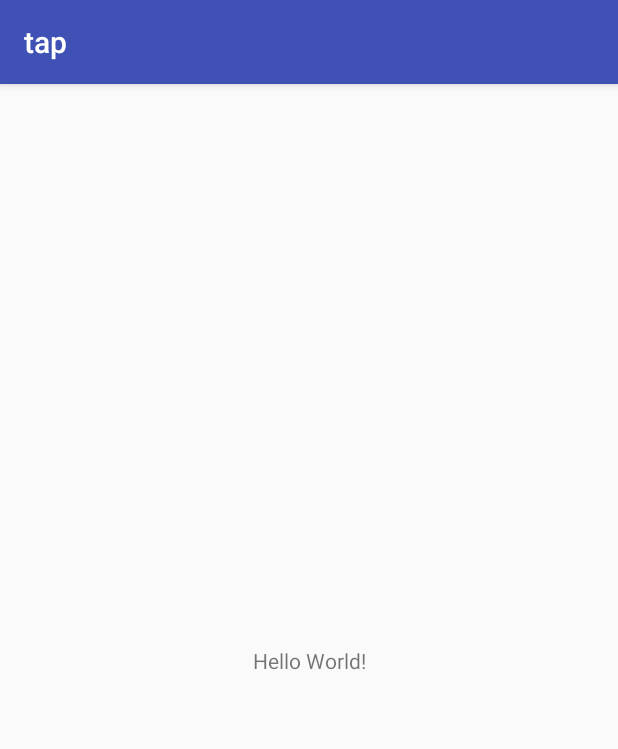
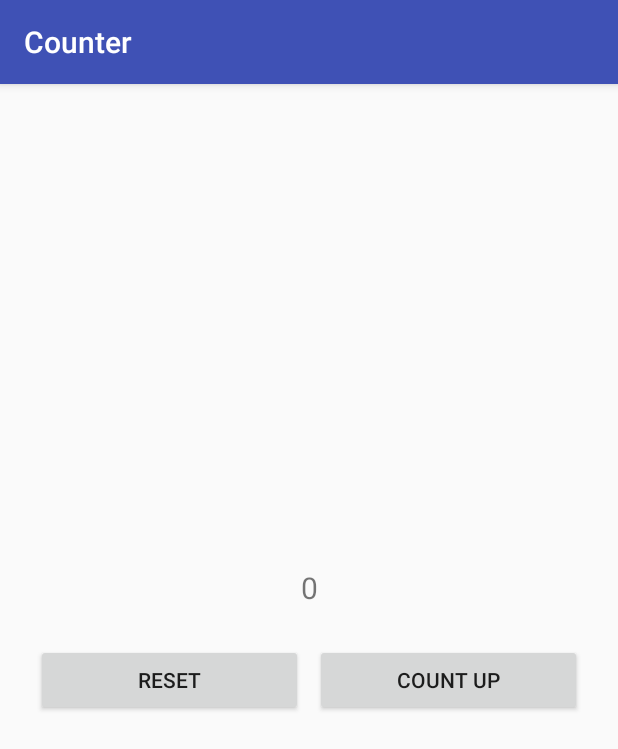
Before and after one commit to Omega014/tap, an Android app: the screen it shows after launch (MainActivity), on a phone screen of 412 x 824 dp. Shown: the top 749 px of the screen. Run offline under Robolectric (Android 15) with nearby library versions, the phone set to English and light mode, and no system bars.

Commit message:
Add counter activity

```diff
--- a/app/src/main/java/com/example/mitsukisugiya/tap/MainActivity.kt
+++ b/app/src/main/java/com/example/mitsukisugiya/tap/MainActivity.kt
@@ -1,12 +1,26 @@
 package com.example.mitsukisugiya.tap
 
+import android.os.Bundle
 import android.support.v7.app.AppCompatActivity
-import android.os.Bundle
+import android.widget.Button
+import android.widget.TextView
+import kotlin.properties.Delegates
 
 class MainActivity : AppCompatActivity() {
-
     override fun onCreate(savedInstanceState: Bundle?) {
         super.onCreate(savedInstanceState)
         setContentView(R.layout.activity_main)
+
+        val text = this.findViewById<TextView>(R.id.count_text)
+        var count: Int by Delegates.observable(0) { _, _, new ->
+            text.text = new.toString()
+        }
+
+        this.findViewById<Button>(R.id.count_up_button).setOnClickListener {
+            count = count + 1
+        }
+        this.findViewById<Button>(R.id.reset_button).setOnClickListener {
+            count = 0
+        }
     }
 }
--- a/app/src/main/res/layout/activity_main.xml
+++ b/app/src/main/res/layout/activity_main.xml
@@ -1,18 +1,45 @@
 <?xml version="1.0" encoding="utf-8"?>
-<android.support.constraint.ConstraintLayout xmlns:android="http://schemas.android.com/apk/res/android"
-    xmlns:app="http://schemas.android.com/apk/res-auto"
+<LinearLayout xmlns:android="http://schemas.android.com/apk/res/android"
     xmlns:tools="http://schemas.android.com/tools"
+    android:gravity="center"
+    android:orientation="vertical"
     android:layout_width="match_parent"
     android:layout_height="match_parent"
     tools:context=".MainActivity">
 
-    <TextView
-        android:layout_width="wrap_content"
+    <LinearLayout
+        android:layout_width="match_parent"
         android:layout_height="wrap_content"
-        android:text="Hello World!"
-        app:layout_constraintBottom_toBottomOf="parent"
-        app:layout_constraintLeft_toLeftOf="parent"
-        app:layout_constraintRight_toRightOf="parent"
-        app:layout_constraintTop_toTopOf="parent" />
+        android:orientation="vertical">
 
-</android.support.constraint.ConstraintLayout>
+        <TextView
+            android:id="@+id/count_text"
+            android:layout_width="match_parent"
+            android:layout_height="wrap_content"
+            android:text="0"
+            android:textAlignment="center"
+            android:textSize="@dimen/text_size_count" />
+
+        <LinearLayout
+            android:layout_width="match_parent"
+            android:layout_height="wrap_content"
+            android:layout_margin="20dp">
+
+            <Button
+                android:id="@+id/reset_button"
+                android:layout_width="0dp"
+                android:layout_height="wrap_content"
+                android:layout_margin="4dp"
+                android:layout_weight="1"
+                android:text="@string/reset_button" />
+
+            <Button
+                android:id="@+id/count_up_button"
+                android:layout_width="0dp"
+                android:layout_height="wrap_content"
+                android:layout_margin="4dp"
+                android:layout_weight="1"
+                android:text="@string/count_up_button" />
+        </LinearLayout>
+    </LinearLayout>
+</LinearLayout>
--- /dev/null
+++ b/app/src/main/res/values/dimensions.xml
@@ -0,0 +1,4 @@
+<?xml version="1.0" encoding="utf-8"?>
+<resources>
+    <dimen name="text_size_count">20sp</dimen>
+</resources>
--- a/app/src/main/res/values/strings.xml
+++ b/app/src/main/res/values/strings.xml
@@ -1,3 +1,5 @@
 <resources>
-    <string name="app_name">tap</string>
+    <string name="app_name">Counter</string>
+    <string name="count_up_button">Count up</string>
+    <string name="reset_button">Reset</string>
 </resources>
```
